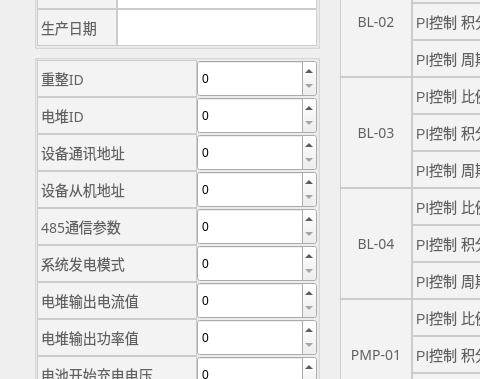
Above: ParameterConfiguration/parameterconfiguration.ui from Hccccc1/MOH_viewer before the change; both pictures show x 0 to 480 and y 186 to 565 of the 1330 by 804 pixel window. Below: the same form after it.
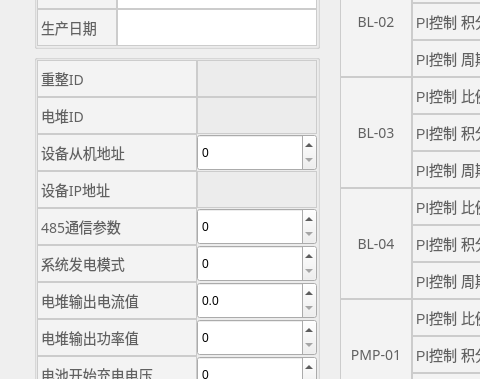
That is the form after the change.

Diff of the .ui file:
```diff
--- a/ParameterConfiguration/parameterconfiguration.ui
+++ b/ParameterConfiguration/parameterconfiguration.ui
@@ -2305,21 +2305,12 @@
             </widget>
            </item>
            <item>
-            <widget class="QSpinBox" name="stackID">
-             <property name="minimumSize">
-              <size>
-               <width>120</width>
-               <height>37</height>
-              </size>
-             </property>
-             <property name="maximumSize">
-              <size>
-               <width>120</width>
-               <height>37</height>
-              </size>
-             </property>
+            <widget class="QLabel" name="stackID">
              <property name="styleSheet">
-              <string notr="true"/>
+              <string notr="true">QLabel {border:1px solid rgba(204,204,204,1);}</string>
+             </property>
+             <property name="text">
+              <string/>
              </property>
             </widget>
            </item>
@@ -2354,12 +2345,12 @@
 border:1px solid rgba(204,204,204,1);}</string>
              </property>
              <property name="text">
-              <string>设备通讯地址</string>
+              <string>设备从机地址</string>
              </property>
             </widget>
            </item>
            <item>
-            <widget class="QSpinBox" name="devCommunicationAddr">
+            <widget class="QSpinBox" name="devSlaveAddr">
              <property name="minimumSize">
               <size>
                <width>120</width>
@@ -2521,21 +2512,12 @@
             </widget>
            </item>
            <item>
-            <widget class="QSpinBox" name="reformingID">
-             <property name="minimumSize">
-              <size>
-               <width>120</width>
-               <height>37</height>
-              </size>
-             </property>
-             <property name="maximumSize">
-              <size>
-               <width>120</width>
-               <height>37</height>
-              </size>
-             </property>
+            <widget class="QLabel" name="reformingID">
              <property name="styleSheet">
-              <string notr="true"/>
+              <string notr="true">QLabel {border:1px solid rgba(204,204,204,1);}</string>
+             </property>
+             <property name="text">
+              <string/>
              </property>
             </widget>
            </item>
@@ -2570,26 +2552,17 @@
 border:1px solid rgba(204,204,204,1);}</string>
              </property>
              <property name="text">
-              <string>设备从机地址</string>
+              <string>设备IP地址</string>
              </property>
             </widget>
            </item>
            <item>
-            <widget class="QSpinBox" name="devSlaveAddr">
-             <property name="minimumSize">
-              <size>
-               <width>120</width>
-               <height>37</height>
-              </size>
-             </property>
-             <property name="maximumSize">
-              <size>
-               <width>120</width>
-               <height>37</height>
-              </size>
-             </property>
+            <widget class="QLabel" name="devIPAddr">
              <property name="styleSheet">
-              <string notr="true"/>
+              <string notr="true">QLabel {border:1px solid rgba(204,204,204,1);}</string>
+             </property>
+             <property name="text">
+              <string/>
              </property>
             </widget>
            </item>
@@ -2845,7 +2818,7 @@
             </widget>
            </item>
            <item>
-            <widget class="QSpinBox" name="sysOutputCurrent">
+            <widget class="QDoubleSpinBox" name="FCOutputCurrent">
              <property name="minimumSize">
               <size>
                <width>120</width>
@@ -2858,8 +2831,11 @@
                <height>37</height>
               </size>
              </property>
-             <property name="styleSheet">
-              <string notr="true"/>
+             <property name="decimals">
+              <number>1</number>
+             </property>
+             <property name="singleStep">
+              <double>0.000000000000000</double>
              </property>
             </widget>
            </item>
```
Left out of the diff: 2 changed lines with no effect on the pictures.
